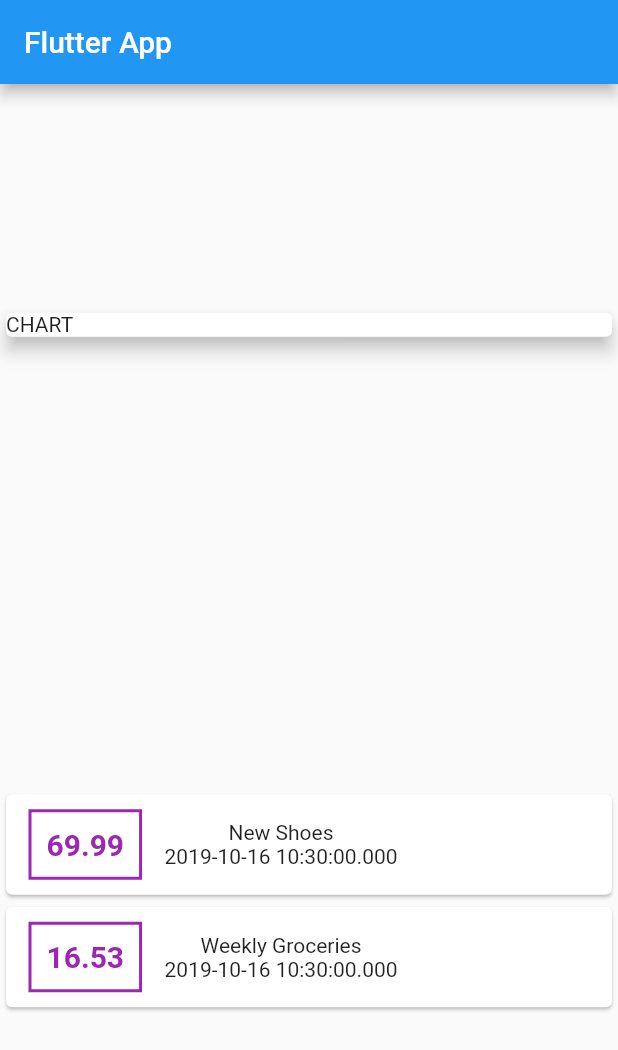
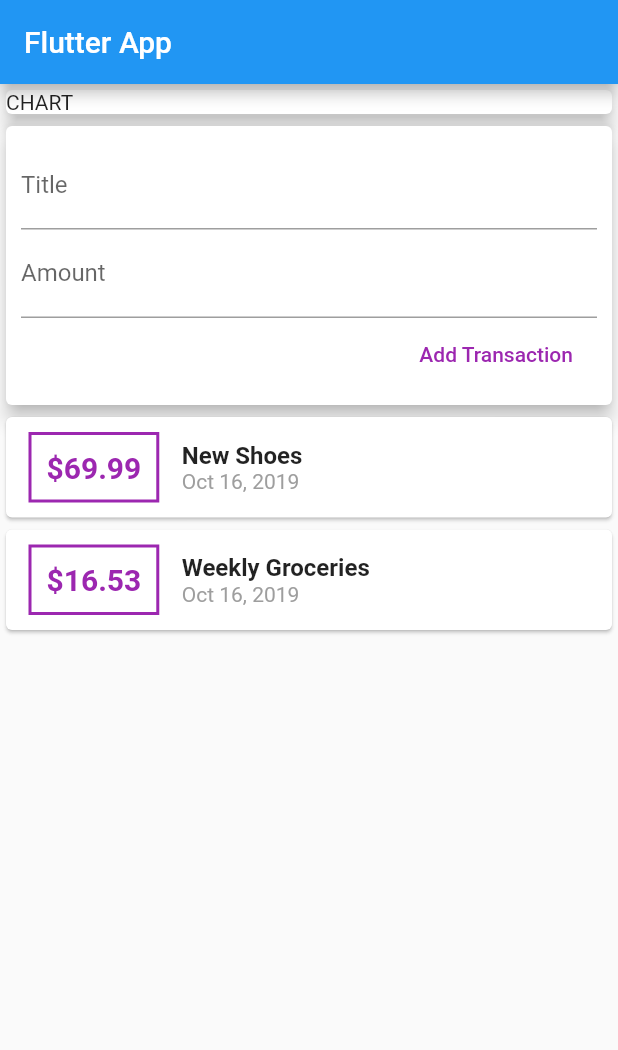
Before and after one commit to harishkrishnan24/expense-manager, a Flutter app: the screen it shows after launch, on a phone screen of 412 x 824 dp. Shown: the top 1050 px of the screen. Run offline on Flutter 3.47's test engine with Material 2 defaults, Android fonts, the phone set to English and light mode, and no system bars.

Commit message:
Add new Transaction feature

```diff
--- a/lib/main.dart
+++ b/lib/main.dart
@@ -1,6 +1,6 @@
 import 'package:flutter/material.dart';
 
-import './transaction.dart';
+import './widgets/user_transactions.dart';
 
 void main() => runApp(MyApp());
 
@@ -15,29 +15,14 @@ class MyApp extends StatelessWidget {
 }
 
 class MyHomePage extends StatelessWidget {
-  final List<Transaction> transactions = [
-    Transaction(
-      id: 't1',
-      title: 'New Shoes',
-      amount: 69.99,
-      date: DateTime.now(),
-    ),
-    Transaction(
-      id: 't2',
-      title: 'Weekly Groceries',
-      amount: 16.53,
-      date: DateTime.now(),
-    ),
-  ];
-
   @override
   Widget build(BuildContext context) {
     return Scaffold(
       appBar: AppBar(
         title: Text('Flutter App'),
       ),
-      body: Column(
-        mainAxisAlignment: MainAxisAlignment.spaceAround,
+      body: SingleChildScrollView(
+        child: Column(
           crossAxisAlignment: CrossAxisAlignment.stretch,
           children: <Widget>[
             Container(
@@ -47,48 +32,9 @@ class MyHomePage extends StatelessWidget {
                 elevation: 5,
               ),
             ),
-          Column(
-            children: transactions.map((tx) {
-              return Card(
-                child: Row(
-                  children: <Widget>[
-                    Container(
-                      margin: EdgeInsets.symmetric(
-                        vertical: 10,
-                        horizontal: 15,
-                      ),
-                      decoration: BoxDecoration(
-                        border: Border.all(
-                          color: Colors.purple,
-                          width: 2,
-                        ),
-                      ),
-                      padding: EdgeInsets.all(10),
-                      child: Text(
-                        tx.amount.toString(),
-                        style: TextStyle(
-                          fontWeight: FontWeight.bold,
-                          fontSize: 20,
-                          color: Colors.purple,
-                        ),
-                      ),
-                    ),
-                    Column(
-                      children: <Widget>[
-                        Text(
-                          tx.title,
-                        ),
-                        Text(
-                          tx.date.toString(),
-                        ),
+            UserTransactions(),
           ],
         ),
-                  ],
-                ),
-              );
-            }).toList(),
-          ),
-        ],
       ),
     );
   }
--- /dev/null
+++ b/lib/widgets/new_transaction.dart
@@ -0,0 +1,60 @@
+import 'package:flutter/material.dart';
+
+class NewTransaction extends StatelessWidget {
+  final titleController = TextEditingController();
+  final amountController = TextEditingController();
+  final Function addTx;
+
+  NewTransaction(this.addTx);
+
+  void submitData() {
+    final enteredTitle = titleController.text;
+    final enteredAmount = double.parse(amountController.text);
+
+    if (enteredTitle.isEmpty || enteredAmount <= 0) {
+      return;
+    }
+
+    addTx(
+      enteredTitle,
+      enteredAmount,
+    );
+  }
+
+  @override
+  Widget build(BuildContext context) {
+    return Card(
+      elevation: 5,
+      child: Container(
+        padding: EdgeInsets.all(10),
+        child: Column(
+          crossAxisAlignment: CrossAxisAlignment.end,
+          children: <Widget>[
+            TextField(
+              decoration: InputDecoration(
+                labelText: 'Title',
+              ),
+              controller: titleController,
+              onSubmitted: (_) => submitData(),
+            ),
+            TextField(
+              decoration: InputDecoration(
+                labelText: 'Amount',
+              ),
+              controller: amountController,
+              keyboardType: TextInputType.numberWithOptions(
+                decimal: true,
+              ),
+              onSubmitted: (_) => submitData(),
+            ),
+            FlatButton(
+              child: Text('Add Transaction'),
+              onPressed: submitData,
+              textColor: Colors.purple,
+            ),
+          ],
+        ),
+      ),
+    );
+  }
+}
--- /dev/null
+++ b/lib/widgets/transaction_list.dart
@@ -0,0 +1,65 @@
+import 'package:flutter/material.dart';
+import 'package:intl/intl.dart';
+
+import '../models/transaction.dart';
+
+class TransactionList extends StatelessWidget {
+  final List<Transaction> transactions;
+
+  TransactionList(this.transactions);
+
+  @override
+  Widget build(BuildContext context) {
+    return Container(
+      height: 300,
+      child: ListView.builder(
+        itemBuilder: (ctx, index) {
+          return Card(
+            child: Row(
+              children: <Widget>[
+                Container(
+                  margin: EdgeInsets.symmetric(
+                    vertical: 10,
+                    horizontal: 15,
+                  ),
+                  decoration: BoxDecoration(
+                    border: Border.all(
+                      color: Colors.purple,
+                      width: 2,
+                    ),
+                  ),
+                  padding: EdgeInsets.all(10),
+                  child: Text(
+                    '\$${transactions[index].amount.toStringAsFixed(2)}',
+                    style: TextStyle(
+                      fontWeight: FontWeight.bold,
+                      fontSize: 20,
+                      color: Colors.purple,
+                    ),
+                  ),
+                ),
+                Column(
+                  crossAxisAlignment: CrossAxisAlignment.start,
+                  children: <Widget>[
+                    Text(
+                      transactions[index].title,
+                      style: TextStyle(
+                        fontSize: 16,
+                        fontWeight: FontWeight.bold,
+                      ),
+                    ),
+                    Text(DateFormat.yMMMd().format(transactions[index].date),
+                        style: TextStyle(
+                          color: Colors.grey,
+                        )),
+                  ],
+                ),
+              ],
+            ),
+          );
+        },
+        itemCount: transactions.length,
+      ),
+    );
+  }
+}
--- /dev/null
+++ b/lib/widgets/user_transactions.dart
@@ -0,0 +1,51 @@
+import 'package:flutter/material.dart';
+
+import './new_transaction.dart';
+import './transaction_list.dart';
+
+import '../models/transaction.dart';
+
+class UserTransactions extends StatefulWidget {
+  @override
+  _UserTransactionsState createState() => _UserTransactionsState();
+}
+
+class _UserTransactionsState extends State<UserTransactions> {
+  final List<Transaction> _userTransactions = [
+    Transaction(
+      id: 't1',
+      title: 'New Shoes',
+      amount: 69.99,
+      date: DateTime.now(),
+    ),
+    Transaction(
+      id: 't2',
+      title: 'Weekly Groceries',
+      amount: 16.53,
+      date: DateTime.now(),
+    ),
+  ];
+
+  void _addNewTransaction(String txTitle, double txAmount) {
+    final newTx = Transaction(
+      title: txTitle,
+      amount: txAmount,
+      date: DateTime.now(),
+      id: DateTime.now().toString(),
+    );
+
+    setState(() {
+      _userTransactions.add(newTx);
+    });
+  }
+
+  @override
+  Widget build(BuildContext context) {
+    return Column(
+      children: <Widget>[
+        NewTransaction(_addNewTransaction),
+        TransactionList(_userTransactions),
+      ],
+    );
+  }
+}
--- a/pubspec.yaml
+++ b/pubspec.yaml
@@ -23,6 +23,7 @@ dependencies:
   # The following adds the Cupertino Icons font to your application.
   # Use with the CupertinoIcons class for iOS style icons.
   cupertino_icons: ^0.1.2
+  intl: ^0.15.8
 
 dev_dependencies:
   flutter_test:
```
Also changed, not shown: lib/models/transaction.dart (renamed from lib/transaction.dart), pubspec.lock. Lines whose indentation alone changed are shown as unchanged.
